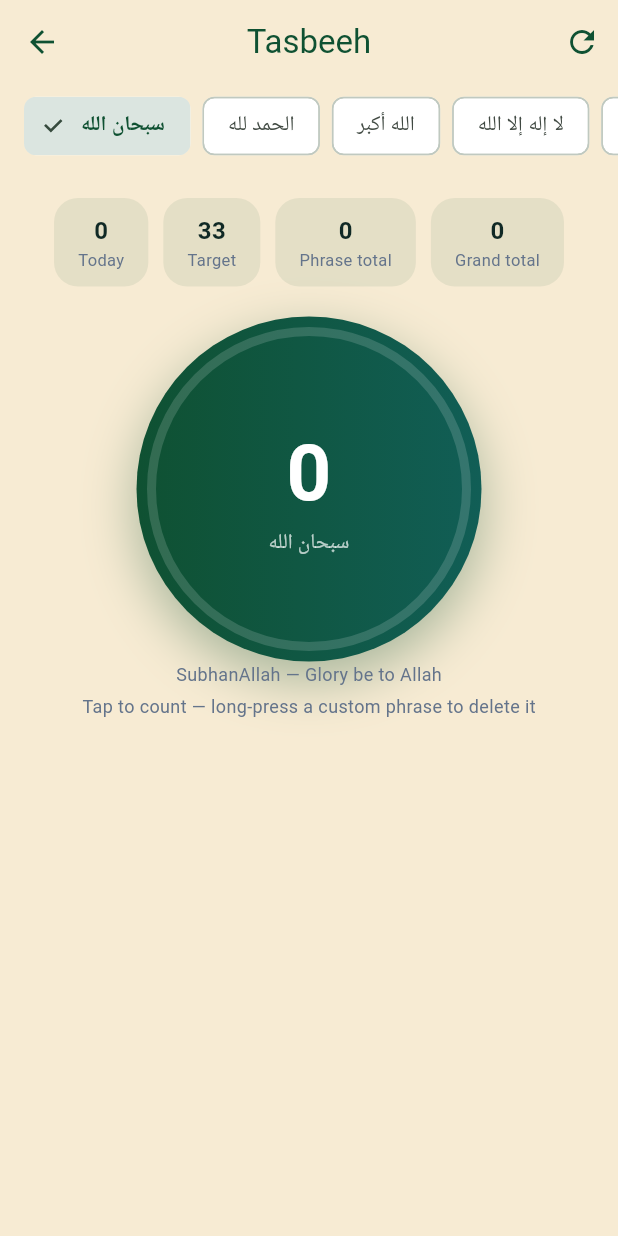
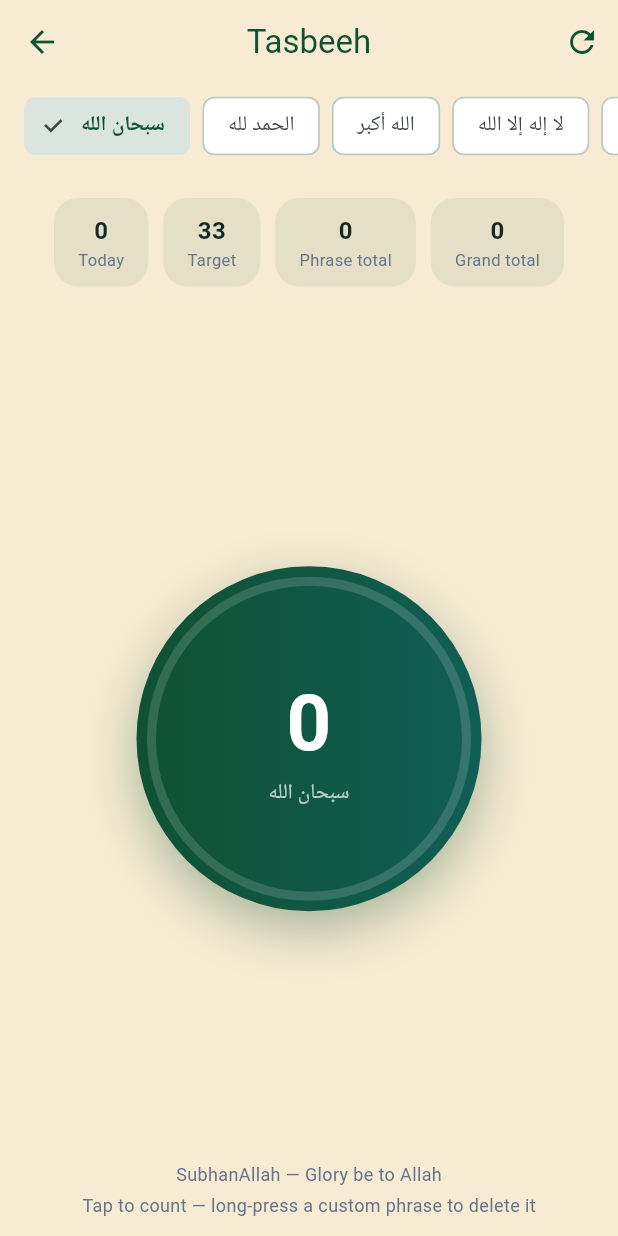
Before and after one commit to 9369702788/wirdi_v16.1.26, a Flutter app: the TasbeehScreen screen opened directly, on a phone screen of 412 x 824 dp. Run offline on Flutter 3.47's test engine with Material 3 defaults, Android fonts, the phone set to English and light mode, and no system bars; our stand-ins replace audio_service, audioplayers, camera, cloud_firestore, file_picker, firebase_auth and 12 more; missing offline and left inert: home_widget; accounts and stored records are empty; network calls fail; Roboto replaces fonts that are missing (Cairo).

Commit message:
Add files via upload

```diff
--- a/lib/features/tasbeeh/tasbeeh_screen.dart
+++ b/lib/features/tasbeeh/tasbeeh_screen.dart
@@ -225,8 +225,17 @@ class _TasbeehScreenState extends State<TasbeehScreen> {
           IconButton(onPressed: _reset, icon: const Icon(Icons.refresh), tooltip: l10n.tasbeehResetToday),
         ],
       ),
-      body: SafeArea(bottom: true, top: false, child: SingleChildScrollView(child: Column(
-        children: [
+      body: SafeArea(
+        bottom: true,
+        top: false,
+        child: LayoutBuilder(
+          builder: (context, constraints) {
+            return SingleChildScrollView(
+              child: ConstrainedBox(
+                constraints: BoxConstraints(minHeight: constraints.maxHeight),
+                child: IntrinsicHeight(
+                  child: Column(
+                    children: [
           SizedBox(
             height: 56,
             child: ListView.separated(
@@ -337,7 +346,13 @@ class _TasbeehScreenState extends State<TasbeehScreen> {
             child: Text(l10n.tasbeehTapHint, style: const TextStyle(color: AppColors.mutedText, fontSize: 12)),
           ),
         ],
-      )),
+                  ),
+                ),
+              ),
+            );
+          },
+        ),
+      ),
     );
   }
 }
```
Also changed, not shown: lib/features/prayer/prayer_times_screen.dart (+0 -10 lines).
